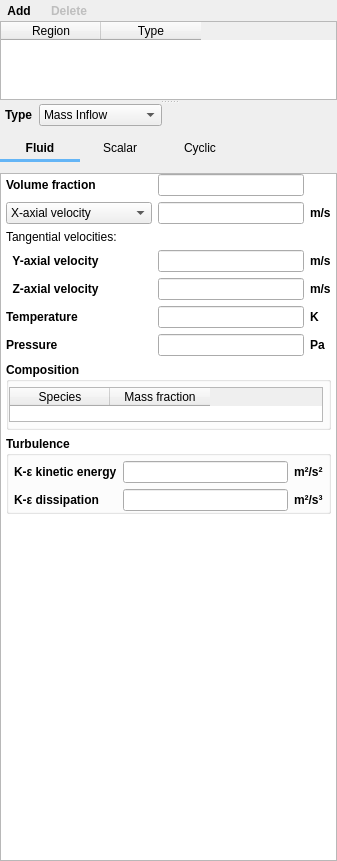
Old version of the form mfixgui/uifiles/boundary_conditions.ui in the repository truongd8593/mfix.
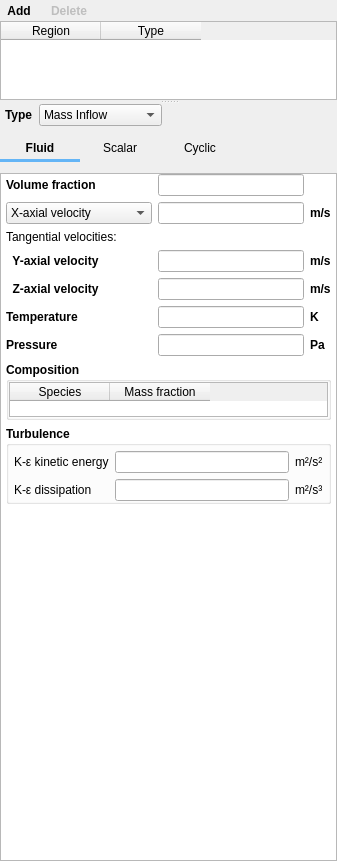
New version of the form. The open tabs and pages were chosen to show the change. Custom widgets are drawn as their Qt base class.

Commit message: adjust margins & bold

Diff of the .ui file:
```diff
--- a/mfixgui/uifiles/boundary_conditions.ui
+++ b/mfixgui/uifiles/boundary_conditions.ui
@@ -1091,6 +1091,12 @@
                     <height>16777215</height>
                    </size>
                   </property>
+                  <property name="font">
+                   <font>
+                    <weight>75</weight>
+                    <bold>true</bold>
+                   </font>
+                  </property>
                   <property name="title">
                    <string>Composition</string>
                   </property>
@@ -1102,13 +1108,13 @@
                     <number>0</number>
                    </property>
                    <property name="topMargin">
-                    <number>5</number>
+                    <number>0</number>
                    </property>
                    <property name="rightMargin">
-                    <number>5</number>
+                    <number>0</number>
                    </property>
                    <property name="bottomMargin">
-                    <number>5</number>
+                    <number>0</number>
                    </property>
                    <item row="0" column="0">
                     <widget class="QTableWidget" name="tablewidget_fluid_mass_fraction">
@@ -1124,6 +1130,12 @@
                        <height>35</height>
                       </size>
                      </property>
+                     <property name="font">
+                      <font>
+                       <weight>50</weight>
+                       <bold>false</bold>
+                      </font>
+                     </property>
                      <property name="selectionMode">
                       <enum>QAbstractItemView::NoSelection</enum>
                      </property>
@@ -1147,6 +1159,12 @@
                 </item>
                 <item>
                  <widget class="QGroupBox" name="groupbox_inflow_turbulence">
+                  <property name="font">
+                   <font>
+                    <weight>75</weight>
+                    <bold>true</bold>
+                   </font>
+                  </property>
                   <property name="title">
                    <string>Turbulence</string>
                   </property>
@@ -1168,6 +1186,12 @@
                    </property>
                    <item row="0" column="2">
                     <widget class="QLabel" name="label_bc_k_turb_g_units">
+                     <property name="font">
+                      <font>
+                       <weight>50</weight>
+                       <bold>false</bold>
+                      </font>
+                     </property>
                      <property name="text">
                       <string>m²/s²</string>
                      </property>
@@ -1175,16 +1199,35 @@
                    </item>
                    <item row="0" column="0">
                     <widget class="QLabel" name="label_bc_k_turb_g">
+                     <property name="font">
+                      <font>
+                       <weight>50</weight>
+                       <bold>false</bold>
+                      </font>
+                     </property>
                      <property name="text">
                       <string>K-ε kinetic energy</string>
                      </property>
                     </widget>
                    </item>
                    <item row="0" column="1">
-                    <widget class="LineEdit" name="lineedit_keyword_bc_k_turb_g_args_BC"/>
+                    <widget class="LineEdit" name="lineedit_keyword_bc_k_turb_g_args_BC">
+                     <property name="font">
+                      <font>
+                       <weight>50</weight>
+                       <bold>false</bold>
+                      </font>
+                     </property>
+                    </widget>
                    </item>
                    <item row="1" column="2">
                     <widget class="QLabel" name="label_bc_e_turb_g_units">
+                     <property name="font">
+                      <font>
+                       <weight>50</weight>
+                       <bold>false</bold>
+                      </font>
+                     </property>
                      <property name="text">
                       <string>m²/s³</string>
                      </property>
@@ -1192,13 +1235,26 @@
                    </item>
                    <item row="1" column="0">
                     <widget class="QLabel" name="label_bc_e_turb_g">
+                     <property name="font">
+                      <font>
+                       <weight>50</weight>
+                       <bold>false</bold>
+                      </font>
+                     </property>
                      <property name="text">
                       <string>K-ε dissipation</string>
                      </property>
                     </widget>
                    </item>
                    <item row="1" column="1">
-                    <widget class="LineEdit" name="lineedit_keyword_bc_e_turb_g_args_BC"/>
+                    <widget class="LineEdit" name="lineedit_keyword_bc_e_turb_g_args_BC">
+                     <property name="font">
+                      <font>
+                       <weight>50</weight>
+                       <bold>false</bold>
+                      </font>
+                     </property>
+                    </widget>
                    </item>
                   </layout>
                  </widget>
```
Left out of the diff: 56 changed lines with no effect on the pictures.
